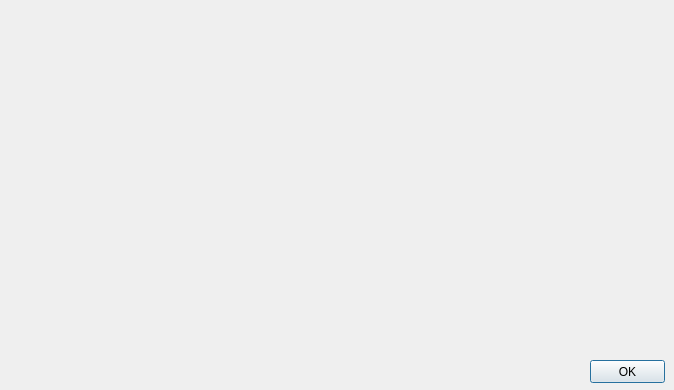
Above: dialogsignature.ui from horsicq/XDisasm before the change. Below: the same form after it.
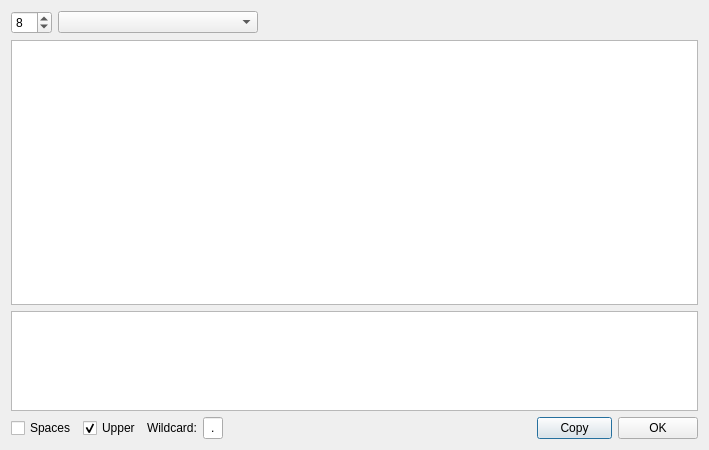
That is the form after the change.

```diff
--- a/dialogsignature.ui
+++ b/dialogsignature.ui
@@ -9,8 +9,8 @@
    <rect>
     <x>0</x>
     <y>0</y>
-    <width>674</width>
-    <height>390</height>
+    <width>709</width>
+    <height>450</height>
    </rect>
   </property>
   <property name="windowTitle">
@@ -19,19 +19,173 @@
   <property name="modal">
    <bool>true</bool>
   </property>
-  <widget class="QPushButton" name="pushButtonOK">
-   <property name="geometry">
-    <rect>
-     <x>590</x>
-     <y>360</y>
-     <width>75</width>
-     <height>23</height>
-    </rect>
-   </property>
-   <property name="text">
-    <string>OK</string>
-   </property>
-  </widget>
+  <layout class="QVBoxLayout" name="verticalLayout">
+   <item>
+    <layout class="QHBoxLayout" name="horizontalLayout">
+     <item>
+      <widget class="QSpinBox" name="spinBoxCount">
+       <property name="minimum">
+        <number>1</number>
+       </property>
+       <property name="maximum">
+        <number>20</number>
+       </property>
+       <property name="value">
+        <number>8</number>
+       </property>
+      </widget>
+     </item>
+     <item>
+      <widget class="QComboBox" name="comboBoxMethod">
+       <property name="minimumSize">
+        <size>
+         <width>200</width>
+         <height>0</height>
+        </size>
+       </property>
+      </widget>
+     </item>
+     <item>
+      <spacer name="horizontalSpacer">
+       <property name="orientation">
+        <enum>Qt::Horizontal</enum>
+       </property>
+       <property name="sizeHint" stdset="0">
+        <size>
+         <width>40</width>
+         <height>20</height>
+        </size>
+       </property>
+      </spacer>
+     </item>
+    </layout>
+   </item>
+   <item>
+    <widget class="QTableWidget" name="tableWidgetSignature">
+     <property name="editTriggers">
+      <set>QAbstractItemView::NoEditTriggers</set>
+     </property>
+     <property name="selectionMode">
+      <enum>QAbstractItemView::SingleSelection</enum>
+     </property>
+     <property name="selectionBehavior">
+      <enum>QAbstractItemView::SelectRows</enum>
+     </property>
+     <attribute name="horizontalHeaderVisible">
+      <bool>false</bool>
+     </attribute>
+     <attribute name="verticalHeaderVisible">
+      <bool>false</bool>
+     </attribute>
+     <attribute name="verticalHeaderMinimumSectionSize">
+      <number>20</number>
+     </attribute>
+     <attribute name="verticalHeaderDefaultSectionSize">
+      <number>20</number>
+     </attribute>
+    </widget>
+   </item>
+   <item>
+    <widget class="QTextEdit" name="textEditSignature">
+     <property name="maximumSize">
+      <size>
+       <width>16777215</width>
+       <height>100</height>
+      </size>
+     </property>
+     <property name="readOnly">
+      <bool>true</bool>
+     </property>
+     <property name="html">
+      <string>&lt;!DOCTYPE HTML PUBLIC &quot;-//W3C//DTD HTML 4.0//EN&quot; &quot;http://www.w3.org/TR/REC-html40/strict.dtd&quot;&gt;
+&lt;html&gt;&lt;head&gt;&lt;meta name=&quot;qrichtext&quot; content=&quot;1&quot; /&gt;&lt;style type=&quot;text/css&quot;&gt;
+p, li { white-space: pre-wrap; }
+&lt;/style&gt;&lt;/head&gt;&lt;body style=&quot; font-family:'MS Shell Dlg 2'; font-size:8.25pt; font-weight:400; font-style:normal;&quot;&gt;
+&lt;p style=&quot;-qt-paragraph-type:empty; margin-top:0px; margin-bottom:0px; margin-left:0px; margin-right:0px; -qt-block-indent:0; text-indent:0px;&quot;&gt;&lt;br /&gt;&lt;/p&gt;&lt;/body&gt;&lt;/html&gt;</string>
+     </property>
+    </widget>
+   </item>
+   <item>
+    <layout class="QHBoxLayout" name="horizontalLayout_2">
+     <item>
+      <widget class="QCheckBox" name="checkBoxSpaces">
+       <property name="text">
+        <string>Spaces</string>
+       </property>
+      </widget>
+     </item>
+     <item>
+      <widget class="QCheckBox" name="checkBoxUpper">
+       <property name="text">
+        <string>Upper</string>
+       </property>
+       <property name="checked">
+        <bool>true</bool>
+       </property>
+      </widget>
+     </item>
+     <item>
+      <widget class="QLabel" name="labelWildcard">
+       <property name="text">
+        <string>Wildcard:</string>
+       </property>
+      </widget>
+     </item>
+     <item>
+      <widget class="QLineEdit" name="lineEditWildcard">
+       <property name="maximumSize">
+        <size>
+         <width>20</width>
+         <height>16777215</height>
+        </size>
+       </property>
+       <property name="text">
+        <string notr="true">.</string>
+       </property>
+       <property name="maxLength">
+        <number>1</number>
+       </property>
+       <property name="alignment">
+        <set>Qt::AlignCenter</set>
+       </property>
+      </widget>
+     </item>
+     <item>
+      <spacer name="horizontalSpacer_2">
+       <property name="orientation">
+        <enum>Qt::Horizontal</enum>
+       </property>
+       <property name="sizeHint" stdset="0">
+        <size>
+         <width>40</width>
+         <height>20</height>
+        </size>
+       </property>
+      </spacer>
+     </item>
+     <item>
+      <widget class="QPushButton" name="pushButtonCopy">
+       <property name="maximumSize">
+        <size>
+         <width>75</width>
+         <height>23</height>
+        </size>
+       </property>
+       <property name="text">
+        <string>Copy</string>
+       </property>
+      </widget>
+     </item>
+     <item>
+      <widget class="QPushButton" name="pushButtonOK">
+       <property name="text">
+        <string>OK</string>
+       </property>
+      </widget>
+     </item>
+    </layout>
+   </item>
+  </layout>
  </widget>
  <resources/>
  <connections/>
```
